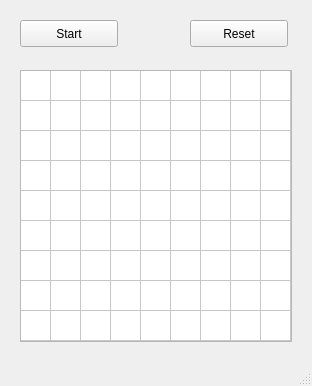
The window that codes/StandardSodukuSolutionQt/mainwindow.ui (qqmmtd/sloth) describes before a commit, drawn with Qt 5.
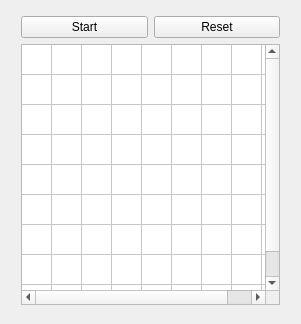
The same window after the commit.

```diff
--- a/codes/StandardSodukuSolutionQt/mainwindow.ui
+++ b/codes/StandardSodukuSolutionQt/mainwindow.ui
@@ -6,10 +6,22 @@
    <rect>
     <x>0</x>
     <y>0</y>
-    <width>312</width>
-    <height>386</height>
+    <width>301</width>
+    <height>324</height>
    </rect>
   </property>
+  <property name="minimumSize">
+   <size>
+    <width>301</width>
+    <height>324</height>
+   </size>
+  </property>
+  <property name="maximumSize">
+   <size>
+    <width>301</width>
+    <height>324</height>
+   </size>
+  </property>
   <property name="font">
    <font>
     <family>Arial</family>
@@ -19,14 +31,41 @@
    <string>StandardSodukuSolutionQt</string>
   </property>
   <widget class="QWidget" name="centralWidget">
+   <widget class="QWidget" name="verticalLayoutWidget">
+    <property name="geometry">
+     <rect>
+      <x>10</x>
+      <y>5</y>
+      <width>281</width>
+      <height>311</height>
+     </rect>
+    </property>
+    <layout class="QVBoxLayout" name="verticalLayout">
+     <item>
+      <layout class="QHBoxLayout" name="horizontalLayout">
+       <item>
+        <widget class="QPushButton" name="pushButton">
+         <property name="text">
+          <string>Start</string>
+         </property>
+        </widget>
+       </item>
+       <item>
+        <widget class="QPushButton" name="pushButton_2">
+         <property name="text">
+          <string>Reset</string>
+         </property>
+        </widget>
+       </item>
+      </layout>
+     </item>
+     <item>
    <widget class="QTableWidget" name="tableWidget">
-    <property name="geometry">
-     <rect>
-      <x>20</x>
-      <y>70</y>
-      <width>272</width>
-      <height>272</height>
-     </rect>
+       <property name="maximumSize">
+        <size>
+         <width>279</width>
+         <height>273</height>
+        </size>
     </property>
     <property name="rowCount">
      <number>9</number>
@@ -62,34 +101,10 @@
     <column/>
     <column/>
    </widget>
-   <widget class="QPushButton" name="pushButton">
-    <property name="geometry">
-     <rect>
-      <x>20</x>
-      <y>20</y>
-      <width>98</width>
-      <height>27</height>
-     </rect>
-    </property>
-    <property name="text">
-     <string>Start</string>
-    </property>
+     </item>
+    </layout>
    </widget>
-   <widget class="QPushButton" name="pushButton_2">
-    <property name="geometry">
-     <rect>
-      <x>190</x>
-      <y>20</y>
-      <width>98</width>
-      <height>27</height>
-     </rect>
-    </property>
-    <property name="text">
-     <string>Reset</string>
-    </property>
-   </widget>
-  </widget>
-  <widget class="QStatusBar" name="statusBar"/>
+  </widget>
  </widget>
  <layoutdefault spacing="6" margin="11"/>
  <resources/>
```
Lines whose indentation alone changed are shown as unchanged.
